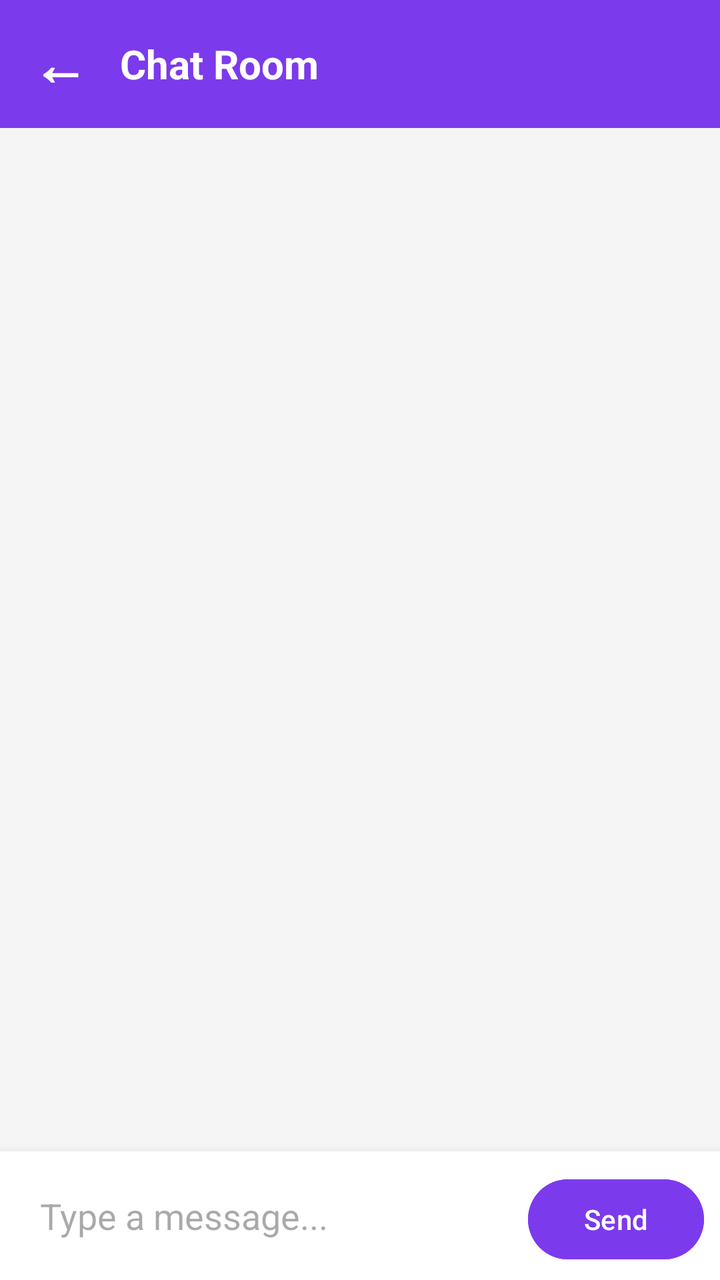
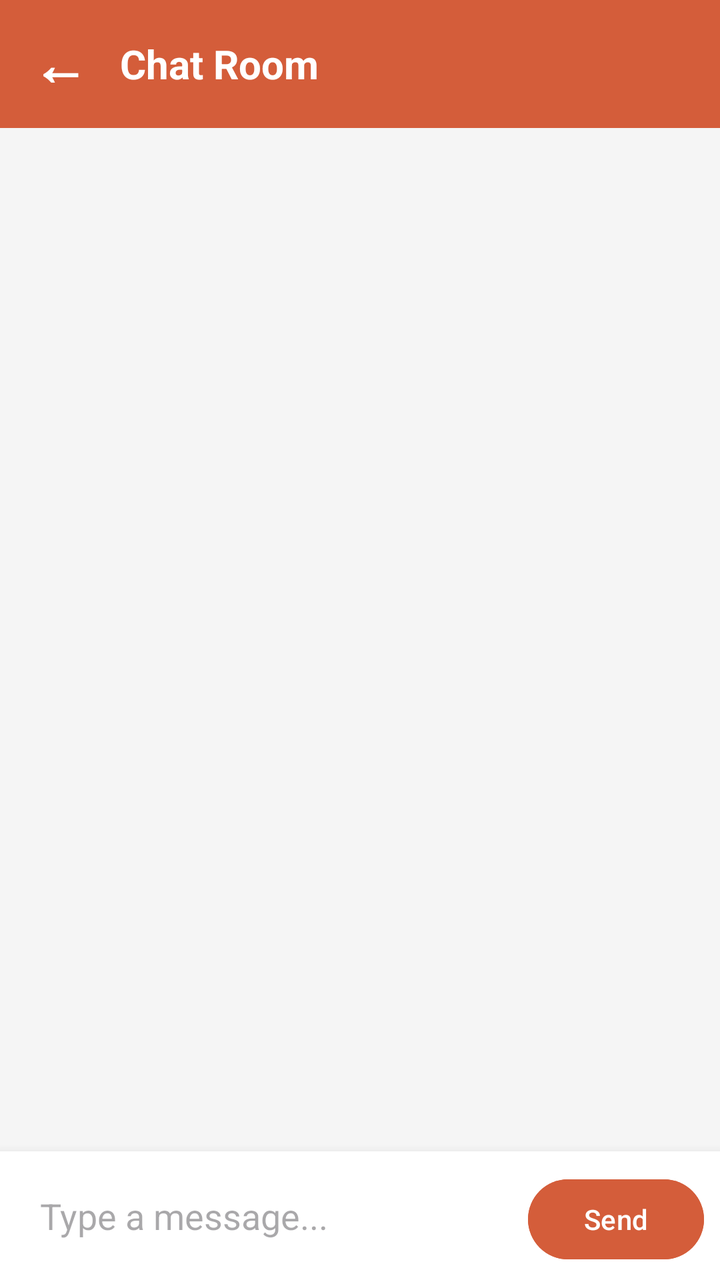

Compare the two renders of this Android layout. The source of the first and the diff that turns it into the second are given below.
<!-- AndroidManifest.xml: application theme Theme.HostelWorld -->
<!-- res/layout/activity_chat_room.xml -->
<?xml version="1.0" encoding="utf-8"?>
<RelativeLayout xmlns:android="http://schemas.android.com/apk/res/android"
    xmlns:app="http://schemas.android.com/apk/res-auto"
    android:layout_width="match_parent"
    android:layout_height="match_parent"
    android:background="#F5F5F5">

    <androidx.appcompat.widget.Toolbar
        android:id="@+id/toolbarChatRoom"
        android:layout_width="match_parent"
        android:layout_height="wrap_content"
        android:background="#7C3AED"
        app:contentInsetStart="0dp">

        <LinearLayout
            android:layout_width="match_parent"
            android:layout_height="wrap_content"
            android:orientation="horizontal"
            android:gravity="center_vertical"
            android:paddingHorizontal="16dp">

            <TextView
                android:id="@+id/btnBackChat"
                android:layout_width="wrap_content"
                android:layout_height="wrap_content"
                android:text="←"
                android:textColor="#FFFFFF"
                android:textSize="28sp"
                android:textStyle="bold"
                android:paddingEnd="16dp"
                android:clickable="true"
                android:focusable="true"/>

            <TextView
                android:id="@+id/tvChatRoomTitle"
                android:layout_width="wrap_content"
                android:layout_height="wrap_content"
                android:text="Chat Room"
                android:textColor="#FFFFFF"
                android:textSize="20sp"
                android:textStyle="bold" />
        </LinearLayout>
    </androidx.appcompat.widget.Toolbar>

    <androidx.recyclerview.widget.RecyclerView
        android:id="@+id/rvMessages"
        android:layout_width="match_parent"
        android:layout_height="match_parent"
        android:layout_below="@id/toolbarChatRoom"
        android:layout_above="@id/llInputBar"
        android:padding="8dp"
        android:clipToPadding="false"/>

    <LinearLayout
        android:id="@+id/llInputBar"
        android:layout_width="match_parent"
        android:layout_height="wrap_content"
        android:layout_alignParentBottom="true"
        android:background="#FFFFFF"
        android:elevation="8dp"
        android:orientation="horizontal"
        android:padding="8dp">

        <EditText
            android:id="@+id/etMessageInput"
            android:layout_width="0dp"
            android:layout_height="wrap_content"
            android:layout_weight="1"
            android:hint="Type a message..."
            android:background="@android:color/transparent"
            android:padding="12dp"
            android:maxLines="4"/>

        <Button
            android:id="@+id/btnSendMessage"
            android:layout_width="wrap_content"
            android:layout_height="wrap_content"
            android:backgroundTint="#7C3AED"
            android:text="Send" />
    </LinearLayout>
</RelativeLayout>
<!-- resources referenced by this layout -->
<resources>
  <style name="Theme.HostelWorld" parent="Base.Theme.HostelWorld" />
  <style name="Base.Theme.HostelWorld" parent="Theme.Material3.DayNight.NoActionBar">
          
          
      </style>
</resources>

<!-- the commit's change to res/layout/activity_chat_room.xml (unified diff, before → after) -->
@@ -9,7 +9,7 @@
         android:id="@+id/toolbarChatRoom"
         android:layout_width="match_parent"
         android:layout_height="wrap_content"
-        android:background="#7C3AED"
+        android:background="#D45D3A"
         app:contentInsetStart="0dp">
 
         <LinearLayout
@@ -75,7 +75,7 @@
             android:id="@+id/btnSendMessage"
             android:layout_width="wrap_content"
             android:layout_height="wrap_content"
-            android:backgroundTint="#7C3AED"
+            android:backgroundTint="#D45D3A"
             android:text="Send" />
     </LinearLayout>
 </RelativeLayout>
